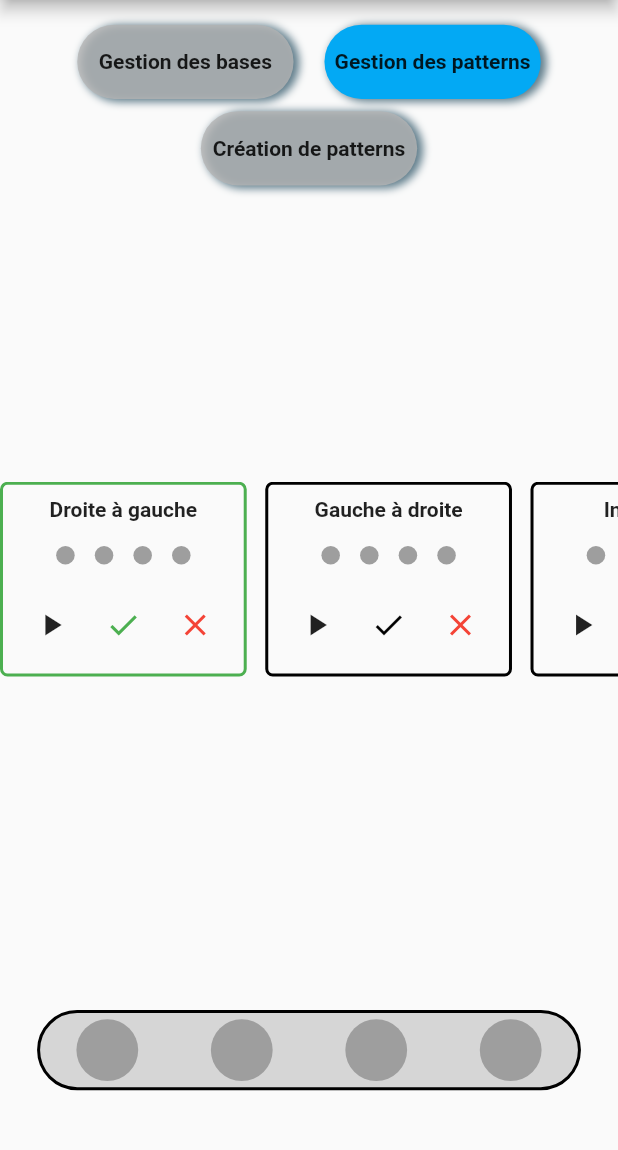
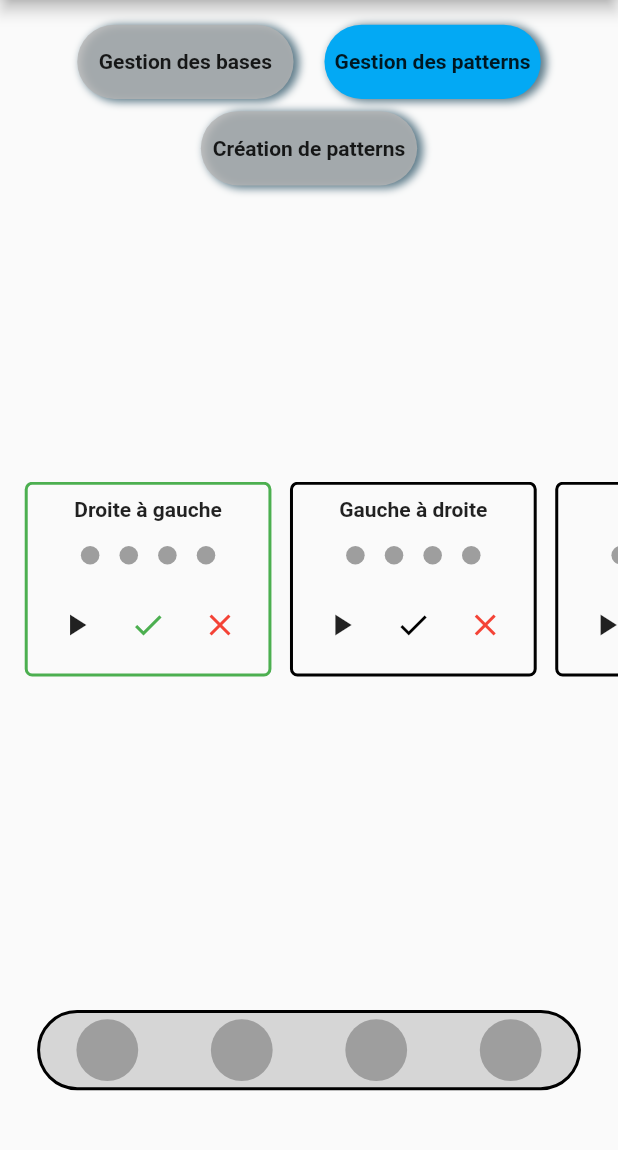
Before and after one commit to HMasquilier/Chenillard, a Flutter app: the screen it shows after launch, after a tap on "Gestion des patterns", on a phone screen of 412 x 824 dp, the part 84-1234 px from its top. Run offline on Flutter 3.47's test engine with Material 2 defaults, Android fonts, the phone set to English and light mode, and no system bars.

Commit message:
modifs App Flutter

```diff
--- a/chenillard_app/lib/gestion_patterns.dart
+++ b/chenillard_app/lib/gestion_patterns.dart
@@ -15,6 +15,17 @@ class _GestionPatternsState extends State<GestionPatterns> {
     double w = MediaQuery.of(context).size.width;
     double h = MediaQuery.of(context).size.height;
     bool web = w > h;
+
+    List<Widget> buildListPatterns() {
+      double w = MediaQuery.of(context).size.width;
+      List<Widget> res = [SizedBox(width: w * 0.01)];
+      for (int i = 0; i < MyApp.patterns.length; i++) {
+        res.add(AffichagePattern(indexPattern: i, update: update));
+      }
+      res.add(SizedBox(width: w * 0.01));
+      return res;
+    }
+
     return Container(
       width: w,
       child: Center(
@@ -23,7 +34,7 @@ class _GestionPatternsState extends State<GestionPatterns> {
           child: Wrap(
             spacing: w * 0.03,
             runSpacing: w * 0.03,
-            children: List.generate(MyApp.patterns.length, (index) => AffichagePattern(indexPattern: index, update: update)),
+            children: buildListPatterns(),
           ),
         ),
       ),
--- a/chenillard_app/lib/service/send_data.dart
+++ b/chenillard_app/lib/service/send_data.dart
@@ -10,7 +10,7 @@ class SendData {
     await http.put(Uri.parse(url + path), headers: <String, String>{
       'Content-Type': 'application/json; charset=UTF-8',
     }, body: {
-      "title": "test"
+      "title": "test",
     });
   }
 }
```
